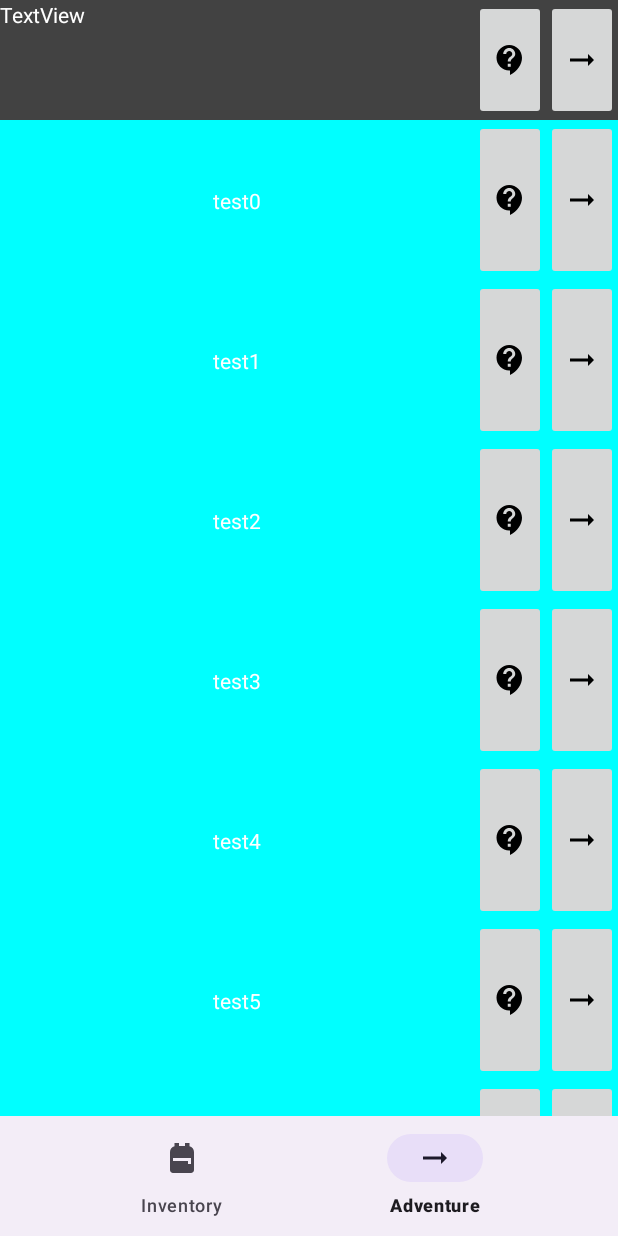
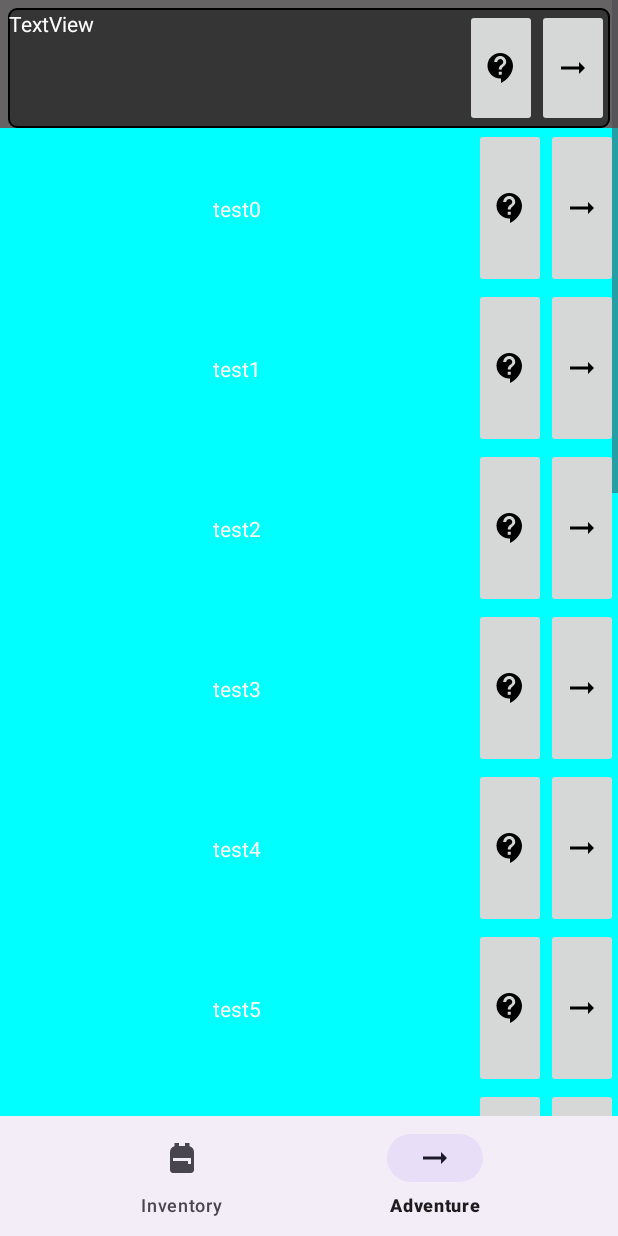
Before and after one commit to Kprzeslawski/MobileApp, an Android app: the screen it shows after launch (MainActivity), item 2 of the bottom bar chosen, on a phone screen of 412 x 824 dp. Run offline under Robolectric (Android 15) with nearby library versions, the phone set to English and light mode, and no system bars.

Commit message:
rounded corners

```diff
--- /dev/null
+++ b/app/src/main/res/drawable/rounded_corner.xml
@@ -0,0 +1,16 @@
+<?xml version="1.0" encoding="utf-8"?>
+<shape xmlns:android="http://schemas.android.com/apk/res/android" >
+    <stroke
+        android:width="1dp"
+        android:color="#000000" />
+
+    <solid android:color="#353535" />
+
+    <padding
+        android:left="1dp"
+        android:right="1dp"
+        android:bottom="1dp"
+        android:top="1dp" />
+
+    <corners android:radius="5dp" />
+</shape>
--- a/app/src/main/res/layout/fragment_adventure.xml
+++ b/app/src/main/res/layout/fragment_adventure.xml
@@ -4,10 +4,18 @@
     xmlns:tools="http://schemas.android.com/tools"
     android:layout_width="match_parent"
     android:layout_height="match_parent"
-    android:background="@color/cardview_dark_background"
+    android:background="#656363"
     tools:context=".AdventureFragment">
 
-    <!-- TODO: Update blank fragment layout -->
+
+    <ScrollView
+        android:layout_width="match_parent"
+        android:layout_height="match_parent">
+
+        <LinearLayout
+            android:layout_width="match_parent"
+            android:layout_height="wrap_content"
+            android:orientation="vertical">
 
             <androidx.constraintlayout.widget.ConstraintLayout
                 android:id="@+id/adv_list_parent"
@@ -18,6 +26,11 @@
                     android:id="@+id/list_elem_1"
                     android:layout_width="0dp"
                     android:layout_height="80dp"
+                    android:layout_marginStart="5dp"
+                    android:layout_marginTop="5dp"
+                    android:layout_marginEnd="5dp"
+                    android:background="@drawable/rounded_corner"
+                    app:circularflow_radiusInDP="1"
                     app:layout_constraintEnd_toEndOf="parent"
                     app:layout_constraintStart_toStartOf="parent"
                     app:layout_constraintTop_toTopOf="parent">
@@ -48,26 +61,8 @@
                         app:layout_constraintEnd_toEndOf="parent"
                         tools:layout_editor_absoluteY="0dp" />
                 </androidx.constraintlayout.widget.ConstraintLayout>
-
-<!--        <androidx.constraintlayout.widget.ConstraintLayout-->
-<!--            android:id="@+id/list_elem_2"-->
-<!--            android:layout_width="0dp"-->
-<!--            android:layout_height="80dp"-->
-<!--            app:layout_constraintLeft_toLeftOf="parent"-->
-<!--            app:layout_constraintRight_toRightOf="parent"-->
-<!--            app:layout_constraintTop_toBottomOf="@+id/list_elem_1">-->
-
-<!--            <TextView-->
-<!--                android:id="@+id/rec2"-->
-<!--                android:layout_width="0dp"-->
-<!--                android:layout_height="0dp"-->
-<!--                android:text="TextView"-->
-<!--                android:textColor="@color/white"-->
-<!--                app:layout_constraintBottom_toBottomOf="parent"-->
-<!--                app:layout_constraintEnd_toEndOf="parent"-->
-<!--                app:layout_constraintStart_toStartOf="parent"-->
-<!--                app:layout_constraintTop_toTopOf="parent" />-->
-<!--        </androidx.constraintlayout.widget.ConstraintLayout>-->
             </androidx.constraintlayout.widget.ConstraintLayout>
+        </LinearLayout>
+    </ScrollView>
 
 </FrameLayout>
```
Lines whose indentation alone changed are shown as unchanged.
